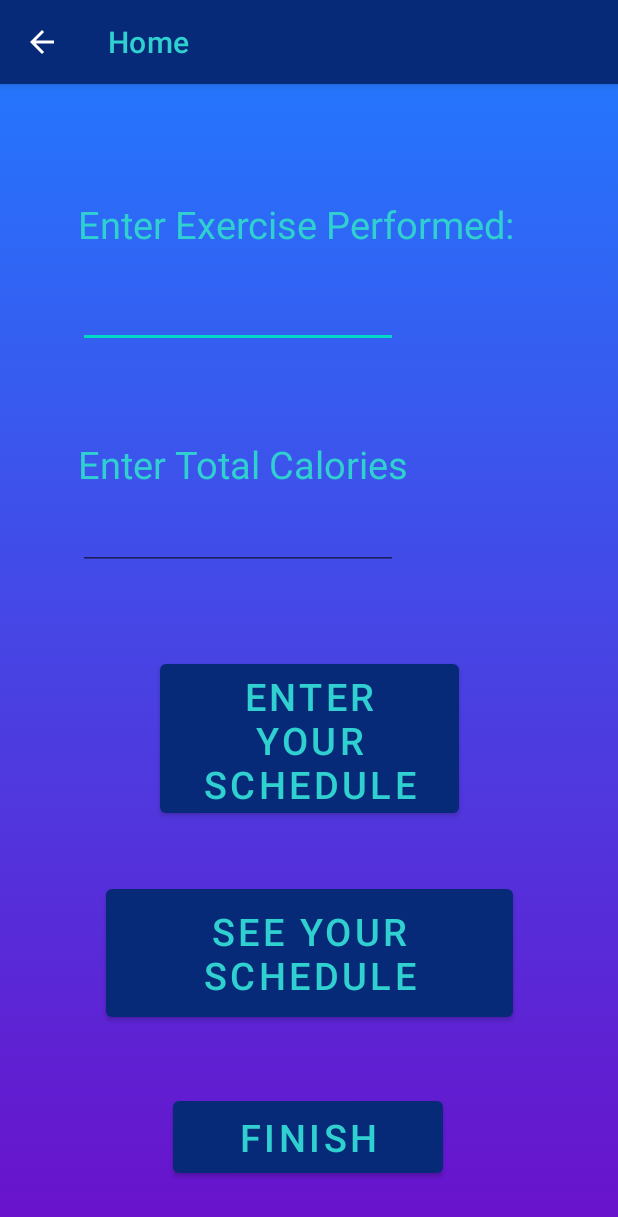
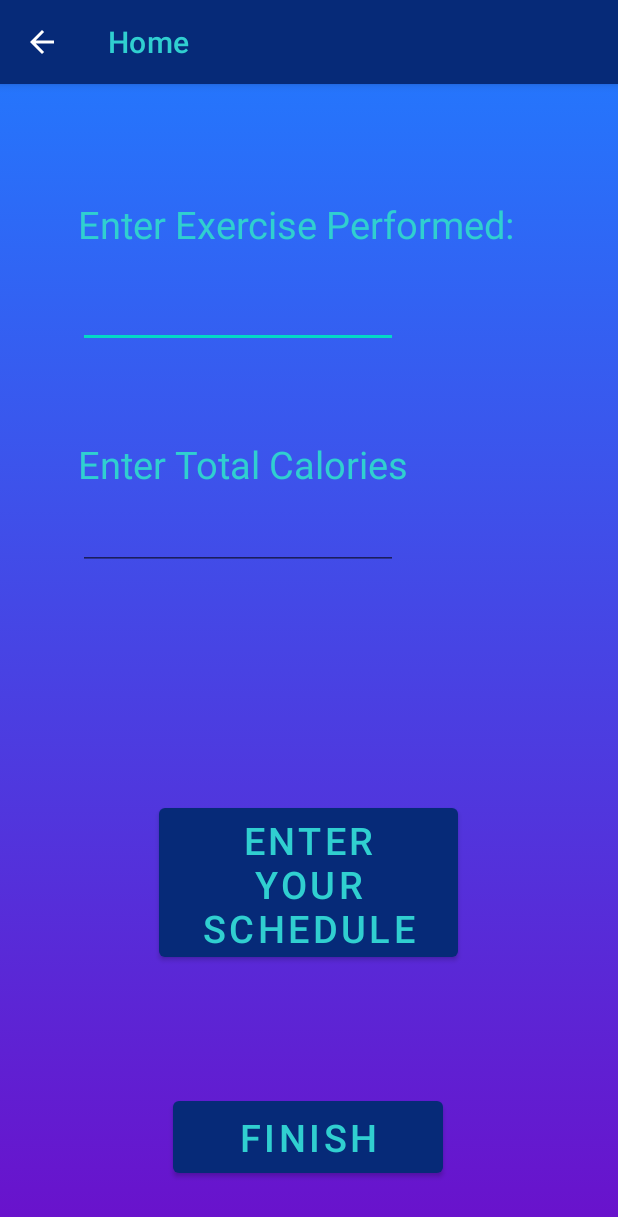
Before and after one commit to Shafi-Hassan/CalorieTracker, an Android app: the screen it shows after launch (Exercise), after a tap on an icon or button, on a phone screen of 412 x 824 dp. Shown: the top 1217 px of the screen. Run offline under Robolectric (Android 15) with nearby library versions, the phone set to English and light mode, and no system bars.

Commit message:
Revert "Successfully created the Schedule feauture for Assignment"
This reverts commit 7ffb1a7e7fc64cd1b9a843db5fcc40c75c2071d2.

```diff
--- a/app/src/main/AndroidManifest.xml
+++ b/app/src/main/AndroidManifest.xml
@@ -26,10 +26,6 @@
             android:parentActivityName=".Exercise"
             android:exported="true" />
         <activity
-            android:name=".See_Schedule"
-            android:parentActivityName=".Exercise"
-            android:exported="true" />
-        <activity
             android:name=".MainActivity"
             android:exported="true" >
             <intent-filter>
--- a/app/src/main/java/com/example/calorietracker/Calculate_Schedule.java
+++ /dev/null
@@ -1,33 +0,0 @@
-package com.example.calorietracker;
-
-public class Calculate_Schedule {
-
-    private String Monday;
-    private String Tuesday;
-    private String Wednesday;
-    private String Thursday;
-    private String Friday;
-
-    public Calculate_Schedule() {
-        Monday = "";
-        Tuesday = "";
-        Wednesday = "";
-        Thursday = "";
-        Friday = "";
-    }
-
-    public String getMonday(){ return Monday;}
-    public String getTuesday(){ return Tuesday;}
-    public String getWednesday(){return Wednesday;}
-    public String getThursday(){return Thursday;}
-    public String getFriday(){return Friday;}
-
-
-    public void addMonday(String name){ Monday += name;}
-    public void addTuesday(String name){ Tuesday += name;}
-    public void addWednesday(String name){Wednesday +=  name;}
-    public void addThursday(String name){Thursday +=  name;}
-    public void addFriday(String name){Friday += name;}
-
-
-}
--- a/app/src/main/java/com/example/calorietracker/Exercise.java
+++ b/app/src/main/java/com/example/calorietracker/Exercise.java
@@ -12,11 +12,9 @@ public class Exercise extends MainActivity{
     // add a part that will choose excercises
     // inputs calories
     // subtract this calorie amount from daily
-    protected static Calculate_Schedule scheduleIntake = new Calculate_Schedule();
 
     Button back;
     Button Schedule;
-    Button See_Schedule;
 
     @Override
     protected void onCreate(Bundle savedInstanceState) {
@@ -38,14 +36,6 @@ public class Exercise extends MainActivity{
                 openScheduleActivity();
             }
         });
-
-        See_Schedule = findViewById(R.id.see_schedule);
-        See_Schedule.setOnClickListener(new View.OnClickListener() {
-            @Override
-            public void onClick(View view) {
-                openSee_ScheduleActivity();
-            }
-        });
     }
 
     private void goBack() {
@@ -64,9 +54,4 @@ public class Exercise extends MainActivity{
         startActivity(intent);
     }
 
-    public void openSee_ScheduleActivity() {
-        Intent intent = new Intent(this, See_Schedule.class);
-        startActivity(intent);
-    }
-
 }
--- a/app/src/main/res/layout/exercise.xml
+++ b/app/src/main/res/layout/exercise.xml
@@ -64,27 +64,14 @@
         android:id="@+id/schedule"
         android:layout_width="199dp"
         android:layout_height="111dp"
-        android:layout_marginBottom="276dp"
+        android:layout_marginBottom="180dp"
         android:width="180dp"
         android:height="60dp"
         android:text="Enter your Schedule"
         android:textColor="#30cfd0"
         android:textSize="25sp"
         app:layout_constraintBottom_toBottomOf="parent"
-        app:layout_constraintLeft_toLeftOf="parent"
-        app:layout_constraintRight_toRightOf="parent" />
-
-    <Button
-        android:id="@+id/see_schedule"
-        android:layout_width="271dp"
-        android:layout_height="97dp"
-        android:layout_marginBottom="140dp"
-        android:width="180dp"
-        android:height="60dp"
-        android:text="See Your Schedule"
-        android:textColor="#30cfd0"
-        android:textSize="25sp"
-        app:layout_constraintBottom_toBottomOf="parent"
+        app:layout_constraintHorizontal_bias="0.497"
         app:layout_constraintLeft_toLeftOf="parent"
         app:layout_constraintRight_toRightOf="parent" />
 
```
Also changed, not shown: app/src/main/java/com/example/calorietracker/Schedule.java (+11 -10 lines), app/src/main/java/com/example/calorietracker/See_Schedule.java (deleted, +0 -55 lines), app/src/main/res/layout/schedule.xml (+0 -12 lines), app/src/main/res/layout/see_schedule.xml (deleted, +0 -100 lines).
